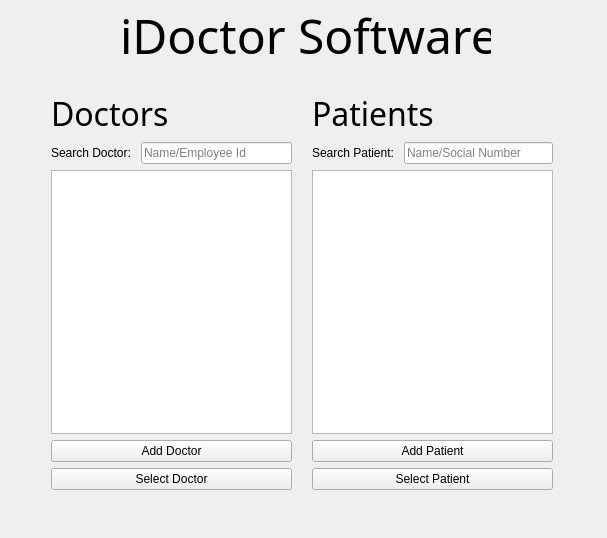
Qt form GroupFour_DoctorsOffice/widget.ui (KittimasakBunrat/GroupFour_DoctorsOffice) before a commit.
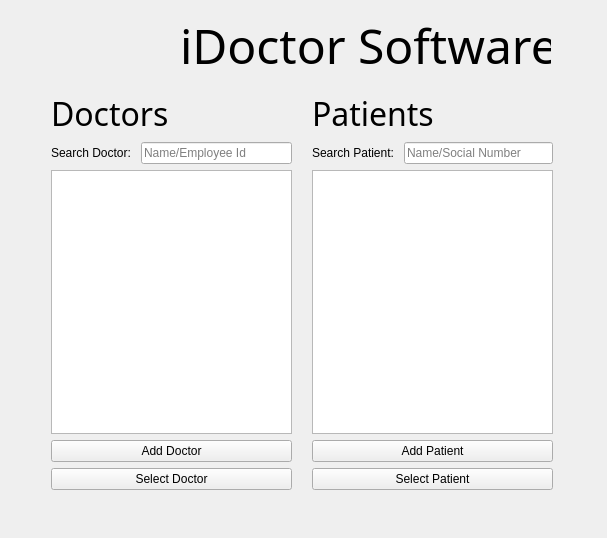
The same form after that commit.

The edit to the form file:
```diff
--- a/GroupFour_DoctorsOffice/widget.ui
+++ b/GroupFour_DoctorsOffice/widget.ui
@@ -16,8 +16,8 @@
   <widget class="QLabel" name="label">
    <property name="geometry">
     <rect>
-     <x>120</x>
-     <y>10</y>
+     <x>180</x>
+     <y>20</y>
      <width>371</width>
      <height>51</height>
     </rect>
```
